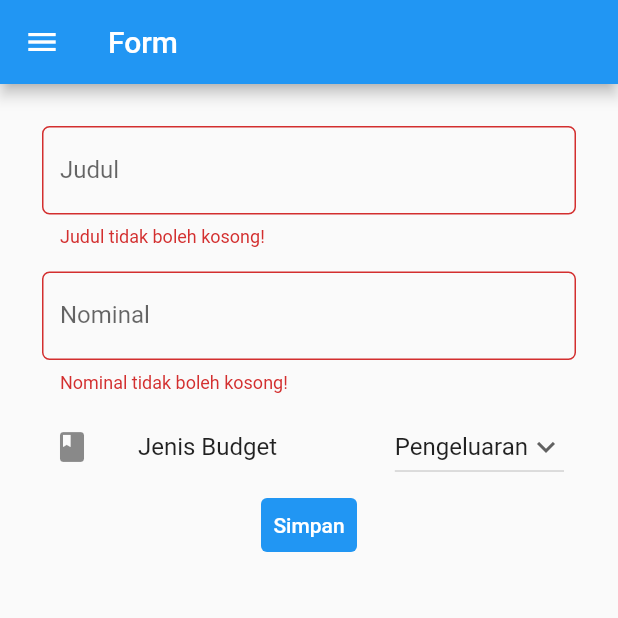
After one commit to mayfshadrina/pbp-flutter-tugas, a Flutter app: the MyFormPage screen opened directly, after a tap on "Simpan", on a phone screen of 412 x 824 dp, the top half of it. The commit adds this screen. Run offline on Flutter 3.47's test engine with Material 2 defaults, Android fonts, the phone set to English and light mode, and no system bars.

Commit message:
submit tugas 8

```diff
--- /dev/null
+++ b/lib/drawer.dart
@@ -0,0 +1,44 @@
+import 'package:counter_7/main.dart';
+import 'package:counter_7/form.dart';
+import 'package:counter_7/data.dart';
+import 'package:flutter/material.dart';
+
+Drawer makeDrawer(BuildContext context) {
+  return Drawer(
+    child: Column(
+      children: [
+        // Menambahkan clickable menu
+        ListTile(
+          title: const Text('counter_7'),
+          onTap: () {
+            // Route menu ke halaman utama
+            Navigator.pushReplacement(
+              context,
+              MaterialPageRoute(builder: (context) => const MyHomePage()),
+            );
+          },
+        ),
+        ListTile(
+          title: const Text('Tambah Budget'),
+          onTap: () {
+            // Route menu ke halaman form
+            Navigator.pushReplacement(
+              context,
+              MaterialPageRoute(builder: (context) => const MyFormPage()),
+            );
+          },
+        ),
+        ListTile(
+          title: const Text('Data Budget'),
+          onTap: () {
+            // Route menu ke halaman utama
+            Navigator.pushReplacement(
+              context,
+              MaterialPageRoute(builder: (context) => const MyDataPage()),
+            );
+          },
+        ),
+      ],
+    ),
+  );
+}
--- /dev/null
+++ b/lib/form.dart
@@ -0,0 +1,193 @@
+import 'package:counter_7/main.dart';
+import 'package:counter_7/data.dart';
+import 'package:counter_7/drawer.dart';
+import 'package:flutter/material.dart';
+
+class MyFormPage extends StatefulWidget {
+  const MyFormPage({super.key});
+
+  @override
+  State<MyFormPage> createState() => _MyFormPageState();
+}
+
+class Budget {
+  String judul = "";
+  int nominal = 0;
+  String jenis = "";
+
+  Budget(String _judul, int _nominal, String _jenis) {
+    judul = _judul;
+    nominal = _nominal;
+    jenis = _jenis;
+  }
+}
+
+class ListBudget {
+  static List<Budget> list = [];
+}
+
+class _MyFormPageState extends State<MyFormPage> {
+  final _formKey = GlobalKey<FormState>();
+  String _judul = "";
+  int _nominal = 0;
+  String _jenisBudget = 'Pengeluaran';
+  List<String> listJenisBudget = ['Pengeluaran', 'Pemasukan'];
+  ListBudget listBudget = new ListBudget();
+
+  @override
+  Widget build(BuildContext context) {
+    return Scaffold(
+      appBar: AppBar(
+        title: Text('Form'),
+      ),
+      drawer: makeDrawer(context),
+      body: Form(
+        key: _formKey,
+        child: SingleChildScrollView(
+          child: Container(
+            padding: const EdgeInsets.all(20.0),
+            child: Column(
+              children: [
+                Padding(
+                  // Menggunakan padding sebesar 8 pixels
+                  padding: const EdgeInsets.all(8.0),
+                  child: TextFormField(
+                    decoration: InputDecoration(
+                      hintText: "Contoh: Token Listrik",
+                      labelText: "Judul",
+                      // Menambahkan circular border agar lebih rapi
+                      border: OutlineInputBorder(
+                        borderRadius: BorderRadius.circular(5.0),
+                      ),
+                    ),
+                    // Menambahkan behavior saat nama diketik
+                    onChanged: (String? value) {
+                      setState(() {
+                        _judul = value!;
+                      });
+                    },
+                    // Menambahkan behavior saat data disimpan
+                    onSaved: (String? value) {
+                      setState(() {
+                        _judul = value!;
+                      });
+                    },
+                    // Validator sebagai validasi form
+                    validator: (String? value) {
+                      if (value == null || value.isEmpty) {
+                        return 'Judul tidak boleh kosong!';
+                      }
+                      return null;
+                    },
+                  ),
+                ),
+                Padding(
+                  // Menggunakan padding sebesar 8 pixels
+                  padding: const EdgeInsets.all(8.0),
+                  child: TextFormField(
+                    decoration: InputDecoration(
+                      hintText: "Contoh: 15000",
+                      labelText: "Nominal",
+                      // Menambahkan circular border agar lebih rapi
+                      border: OutlineInputBorder(
+                        borderRadius: BorderRadius.circular(5.0),
+                      ),
+                    ),
+                    // Menambahkan behavior saat nama diketik
+                    onChanged: (String? value) {
+                      setState(() {
+                        _nominal = int.parse(value!);
+                      });
+                    },
+                    // Menambahkan behavior saat data disimpan
+                    onSaved: (String? value) {
+                      setState(() {
+                        _nominal = int.parse(value!);
+                      });
+                    },
+                    // Validator sebagai validasi form
+                    validator: (String? value) {
+                      if (value == null || value.isEmpty) {
+                        return 'Nominal tidak boleh kosong!';
+                      }
+                      return null;
+                    },
+                  ),
+                ),
+                ListTile(
+                  leading: const Icon(Icons.class_),
+                  title: const Text(
+                    'Jenis Budget',
+                  ),
+                  trailing: DropdownButton(
+                    value: _jenisBudget,
+                    icon: const Icon(Icons.keyboard_arrow_down),
+                    items: listJenisBudget.map((String items) {
+                      return DropdownMenuItem(
+                        value: items,
+                        child: Text(items),
+                      );
+                    }).toList(),
+                    onChanged: (String? newValue) {
+                      setState(() {
+                        _jenisBudget = newValue!;
+                      });
+                    },
+                  ),
+                ),
+                TextButton(
+                  child: const Text(
+                    "Simpan",
+                    style: TextStyle(color: Colors.white),
+                  ),
+                  style: ButtonStyle(
+                    backgroundColor: MaterialStateProperty.all(Colors.blue),
+                  ),
+                  onPressed: () {
+                    if (_formKey.currentState!.validate()) {
+                      Budget newBudget =
+                          new Budget(_judul, _nominal, _jenisBudget);
+                      ListBudget.list.add(newBudget);
+                      showDialog(
+                        context: context,
+                        builder: (context) {
+                          return Dialog(
+                            shape: RoundedRectangleBorder(
+                              borderRadius: BorderRadius.circular(10),
+                            ),
+                            elevation: 15,
+                            child: Container(
+                              child: ListView(
+                                padding:
+                                    const EdgeInsets.only(top: 20, bottom: 20),
+                                shrinkWrap: true,
+                                children: <Widget>[
+                                  Center(child: const Text('Informasi Data')),
+                                  SizedBox(height: 20),
+                                  // TODO: Munculkan informasi yang didapat dari form
+                                  Center(
+                                      child:
+                                          Text('Budget berhasil ditambahkan!')),
+                                  TextButton(
+                                    onPressed: () {
+                                      Navigator.pop(context);
+                                    },
+                                    child: Text('Kembali'),
+                                  ),
+                                ],
+                              ),
+                            ),
+                          );
+                        },
+                      );
+                    }
+                  },
+                ),
+              ],
+            ),
+          ),
+        ),
+      ),
+    );
+  }
+}
```
Also changed, not shown: lib/data.dart (added, +61 -0 lines), lib/main.dart (+7 -12 lines), 1 other file.
